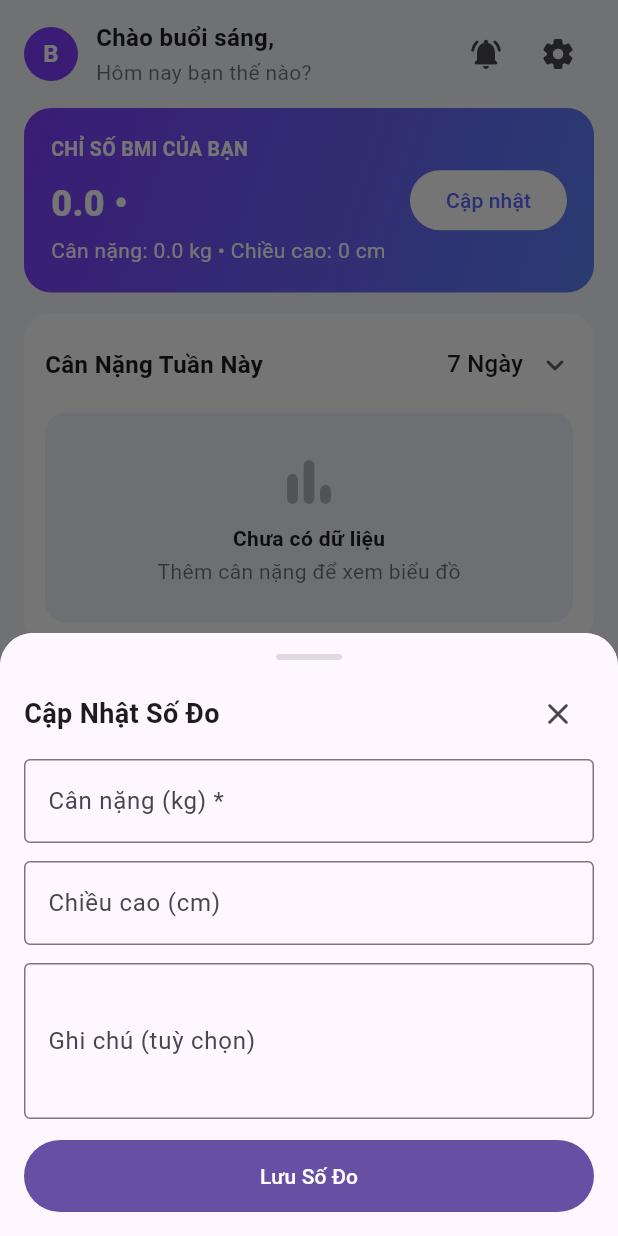
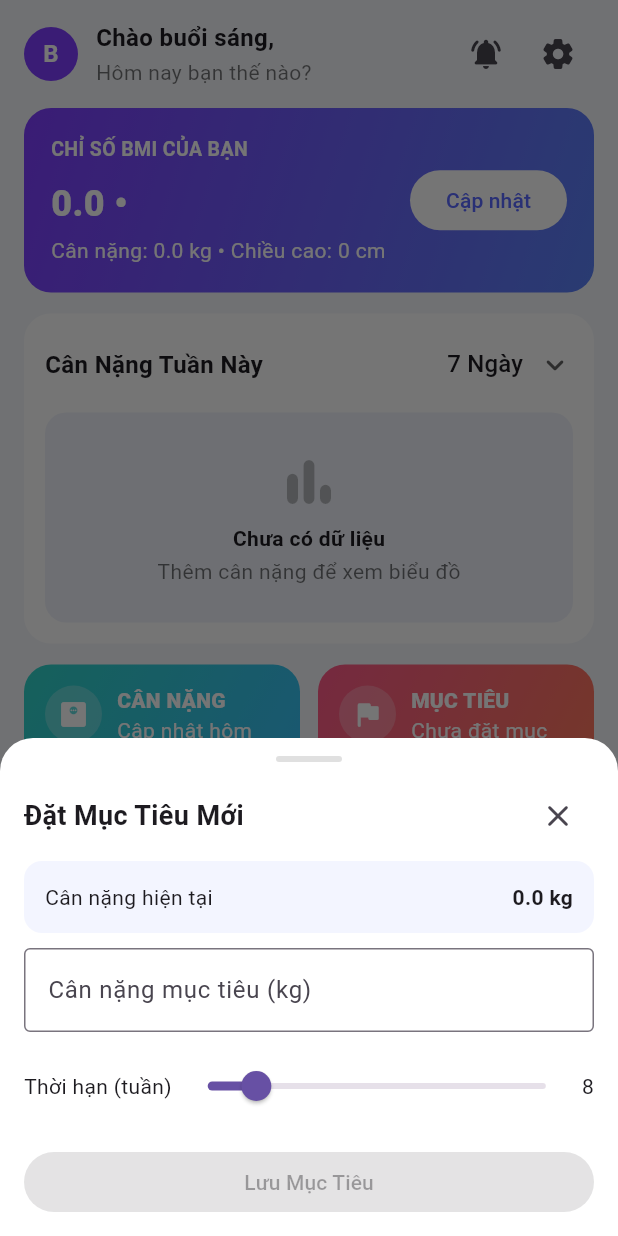
Before and after one commit to Minhmaxxx/health_tracker_app, a Flutter app: the HomeScreen screen opened directly, after a tap on "Cập nhật", on a phone screen of 412 x 824 dp. Run offline on Flutter 3.47's test engine with Material 3 defaults, Android fonts, the phone set to English and light mode, and no system bars; our stand-ins replace cloud_firestore, firebase_auth, firebase_core; accounts and stored records are empty.

Commit message:
Initial commit - goal

```diff
--- a/lib/features/auth/presentation/setup_profile_page.dart
+++ b/lib/features/auth/presentation/setup_profile_page.dart
@@ -174,6 +174,7 @@ class _SetupProfilePageState extends State<SetupProfilePage> {
   @override
   Widget build(BuildContext context) {
     return Scaffold(
+      backgroundColor: const Color(0xFFF5F7FB),
       appBar: AppBar(
         title: const Text('Thông tin cá nhân'),
       ),
--- a/lib/features/home/screens/home_screen.dart
+++ b/lib/features/home/screens/home_screen.dart
@@ -1,6 +1,7 @@
 import 'package:firebase_auth/firebase_auth.dart';
 import 'package:cloud_firestore/cloud_firestore.dart';
 import 'package:flutter/material.dart';
+import 'package:health_tracker_app/goal/set_goal_sheet.dart';
 import '../../auth/presentation/setup_profile_page.dart';
 import '../../../measure/add_measurement_sheet.dart';
 import '../../../measure/weekly_weight_chart.dart';
@@ -206,18 +207,11 @@ class _HomeScreenState extends State<HomeScreen> {
                         ),
                         FilledButton(
                           style: FilledButton.styleFrom(
-                              backgroundColor: Colors.white,
-                              foregroundColor: Color(0xFF5A68FF)),
-                          onPressed: () => showModalBottomSheet(
-                            context: context,
-                            isScrollControlled: true,
                             backgroundColor: Colors.white,
-                            shape: const RoundedRectangleBorder(
-                                borderRadius: BorderRadius.vertical(
-                                    top: Radius.circular(22))),
-                            builder: (_) => const AddMeasurementSheet(),
+                            foregroundColor: Color(0xFF5A68FF),
                           ),
-                          child: const Text('Cập nhật'),
+                          onPressed: () => _showSetGoalSheet(context),
+                          child: Text(hasData ? 'Cập nhật' : 'Bắt Đầu'),
                         ),
                       ],
                     );
@@ -276,7 +270,7 @@ class _HomeScreenState extends State<HomeScreen> {
                     label: 'MỤC TIÊU',
                     subtitle: 'Chưa đặt mục tiêu',
                     onTap: () {
-                      // TODO: Navigator.pushNamed(context, '/goals');
+                      Navigator.pushNamed(context, '/goals');
                     },
                   ),
                   _QuickAction(
@@ -330,6 +324,18 @@ class _HomeScreenState extends State<HomeScreen> {
           ),
         ),
       ),
+    );
+  }
+
+  void _showSetGoalSheet(BuildContext context) {
+    showModalBottomSheet(
+      context: context,
+      isScrollControlled: true,
+      backgroundColor: Colors.white,
+      shape: const RoundedRectangleBorder(
+        borderRadius: BorderRadius.vertical(top: Radius.circular(22)),
+      ),
+      builder: (_) => const SetGoalSheet(),
     );
   }
 
--- /dev/null
+++ b/lib/goal/goal_model.dart
@@ -0,0 +1,41 @@
+
+import 'package:cloud_firestore/cloud_firestore.dart';
+
+class Goal {
+  final double startWeight;
+  final double targetWeight;
+  final DateTime startDate;
+  final int durationWeeks;
+  final DateTime endDate;
+  final String direction; // "loss" or "gain"
+
+  Goal({
+    required this.startWeight,
+    required this.targetWeight,
+    required this.startDate,
+    required this.durationWeeks,
+    required this.endDate,
+    required this.direction,
+  });
+
+  double get delta => (targetWeight - startWeight); // âm nếu giảm cân
+  double get needAbs => delta.abs();
+
+  factory Goal.fromMap(Map<String, dynamic> m) => Goal(
+    startWeight: (m['startWeight'] as num).toDouble(),
+    targetWeight: (m['targetWeight'] as num).toDouble(),
+    startDate: (m['startDate'] as Timestamp).toDate(),
+    durationWeeks: (m['durationWeeks'] as num).toInt(),
+    endDate: (m['endDate'] as Timestamp).toDate(),
+    direction: m['direction'] as String,
+  );
+
+  Map<String, dynamic> toMap() => {
+    'startWeight': startWeight,
+    'targetWeight': targetWeight,
+    'startDate': startDate,
+    'durationWeeks': durationWeeks,
+    'endDate': endDate,
+    'direction': direction,
+  };
+}
--- /dev/null
+++ b/lib/goal/set_goal_sheet.dart
@@ -0,0 +1,129 @@
+import 'package:flutter/material.dart';
+import 'goal_service.dart';
+
+class SetGoalSheet extends StatefulWidget {
+  const SetGoalSheet({super.key});
+
+  @override
+  State<SetGoalSheet> createState() => _SetGoalSheetState();
+}
+
+class _SetGoalSheetState extends State<SetGoalSheet> {
+  final _svc = GoalService();
+  final _targetCtrl = TextEditingController();
+  double? _current;
+  int _weeks = 8;
+  bool _saving = false;
+
+  @override
+  void initState() {
+    super.initState();
+    _svc.latestWeight().then((w){ setState(()=>_current = w); });
+  }
+  @override
+  void dispose(){ _targetCtrl.dispose(); super.dispose(); }
+
+  double? get _target => double.tryParse(_targetCtrl.text.replaceAll(',', '.'));
+
+  @override
+  Widget build(BuildContext context) {
+    return Padding(
+      padding: EdgeInsets.only(
+        bottom: MediaQuery.of(context).viewInsets.bottom,
+        left: 16, right: 16, top: 12),
+      child: Column(
+        mainAxisSize: MainAxisSize.min,
+        children: [
+          Container(height: 4, width: 44, margin: const EdgeInsets.only(bottom: 12),
+              decoration: BoxDecoration(color: Colors.black12, borderRadius: BorderRadius.circular(2))),
+          Row(
+            children: [
+              const Expanded(child: Text('Đặt Mục Tiêu Mới', style: TextStyle(fontSize: 18, fontWeight: FontWeight.w700))),
+              IconButton(onPressed: ()=>Navigator.pop(context), icon: const Icon(Icons.close_rounded))
+            ],
+          ),
+          const SizedBox(height: 6),
+          _infoTile('Cân nặng hiện tại', _current != null ? '${_current!.toStringAsFixed(1)} kg' : '—'),
+          const SizedBox(height: 10),
+          TextField(
+            controller: _targetCtrl, keyboardType: TextInputType.number,
+            decoration: const InputDecoration(
+              labelText: 'Cân nặng mục tiêu (kg)', border: OutlineInputBorder()),
+          ),
+          const SizedBox(height: 12),
+          Row(
+            children: [
+              const Text('Thời hạn (tuần)'),
+              Expanded(
+                child: Slider(
+                  value: _weeks.toDouble(), min: 1, max: 52, divisions: 51,
+                  label: '$_weeks', onChanged: (v)=>setState(()=>_weeks = v.round()),
+                ),
+              ),
+              Text('$_weeks'),
+            ],
+          ),
+          const SizedBox(height: 4),
+          if (_current != null && _target != null)
+            _hintBox(current: _current!, target: _target!, weeks: _weeks),
+          const SizedBox(height: 12),
+          SizedBox(
+            width: double.infinity,
+            child: FilledButton(
+              onPressed: (_current==null || _target==null || _saving)
+                  ? null
+                  : () async {
+                      setState(()=>_saving = true);
+                      await _svc.setGoal(
+                        currentWeight: _current!, targetWeight: _target!, durationWeeks: _weeks);
+                      if (mounted) Navigator.pop(context);
+                    },
+              child: _saving ? const SizedBox(
+                width: 20, height: 20,
+                child: CircularProgressIndicator(strokeWidth: 2, color: Colors.white))
+                : const Text('Lưu Mục Tiêu'),
+            ),
+          ),
+          const SizedBox(height: 12),
+        ],
+      ),
+    );
+  }
+
+  Widget _infoTile(String t, String v) => Container(
+    width: double.infinity,
+    padding: const EdgeInsets.all(14),
+    decoration: BoxDecoration(
+      color: const Color(0xFFF3F5FF),
+      borderRadius: BorderRadius.circular(12),
+    ),
+    child: Row(
+      mainAxisAlignment: MainAxisAlignment.spaceBetween,
+      children: [ Text(t), Text(v, style: const TextStyle(fontWeight: FontWeight.w700)) ],
+    ),
+  );
+
+  Widget _hintBox({required double current, required double target, required int weeks}) {
+    final need = (target - current); // âm: cần giảm
+    final perWeek = (need / weeks);
+    final safe = need < 0 ? 'Giảm an toàn: 0.5–1.0 kg/tuần' : 'Tăng an toàn: ~0.25–0.5 kg/tuần';
+    return Container(
+      width: double.infinity,
+      padding: const EdgeInsets.all(12),
+      decoration: BoxDecoration(
+        color: const Color(0xFFEDE8FF),
+        borderRadius: BorderRadius.circular(12),
+      ),
+      child: Column(
+        crossAxisAlignment: CrossAxisAlignment.start,
+        children: [
+          Text(need < 0 ? 'Bạn cần giảm ${need.abs().toStringAsFixed(1)} kg'
+                         : 'Bạn cần tăng ${need.abs().toStringAsFixed(1)} kg'),
+          const SizedBox(height: 4),
+          Text('Tốc độ: ${perWeek.abs().toStringAsFixed(2)} kg/tuần'),
+          Text('💡 $safe'),
+        ],
+      ),
+    );
+  }
+}
--- a/lib/main.dart
+++ b/lib/main.dart
@@ -2,6 +2,8 @@ import 'package:flutter/material.dart';
 import 'features/auth/presentation/login_page.dart';
 import 'package:firebase_core/firebase_core.dart';
 import 'firebase_options.dart';
+import 'goal/goal_screen.dart';
+
 void main() async {
   WidgetsFlutterBinding.ensureInitialized();
   await Firebase.initializeApp(
@@ -19,6 +21,9 @@ class MyApp extends StatelessWidget {
       theme: ThemeData(primarySwatch: Colors.green),
       debugShowCheckedModeBanner: false,
       home: const LoginPage(),
+      routes: {
+        '/goals': (context) => const GoalScreen(),
+      },
     );
   }
 }
```
Also changed, not shown: lib/goal/goal_screen.dart (added, +264 -0 lines), lib/goal/goal_service.dart (added, +90 -0 lines).
